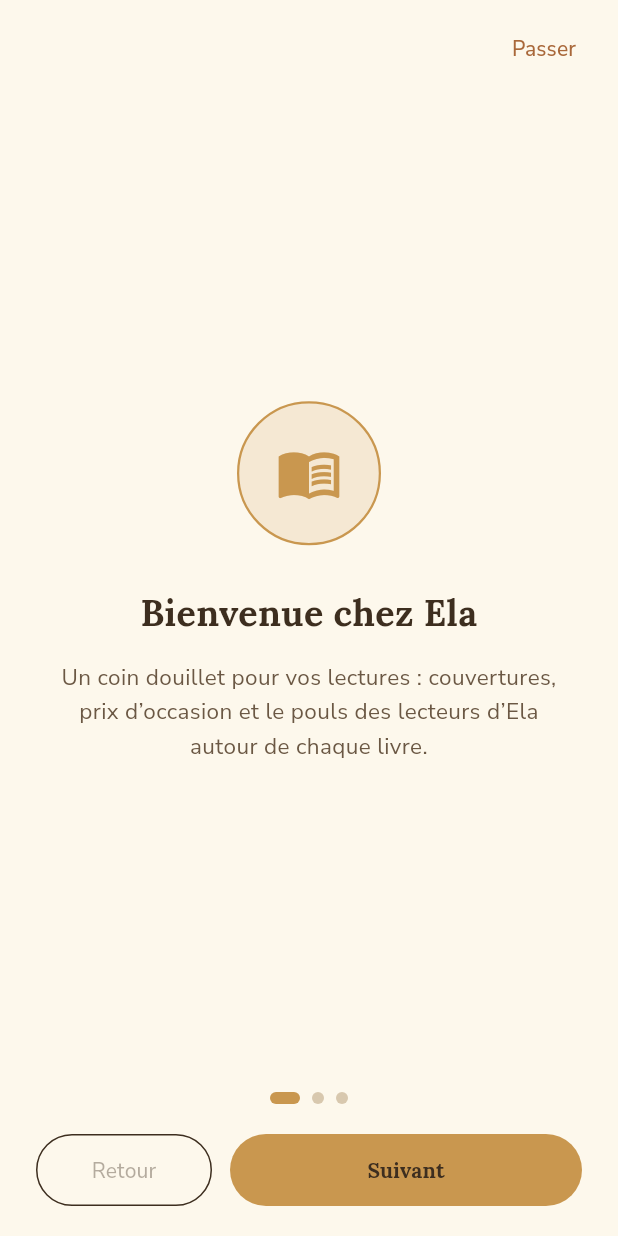
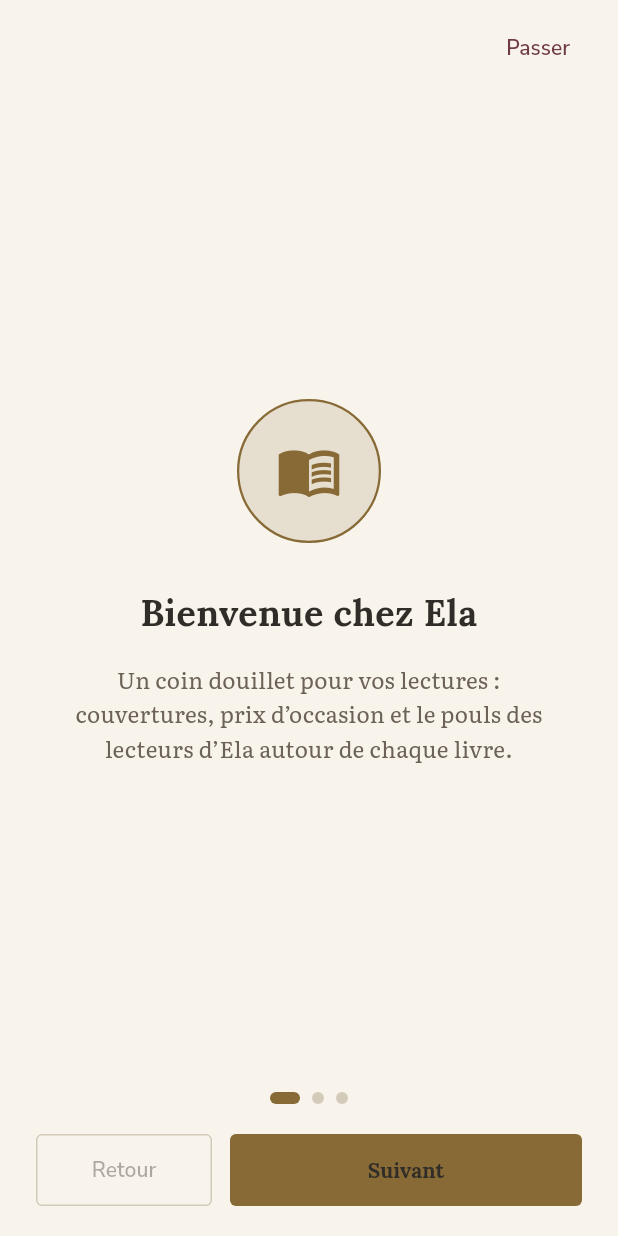
Before and after one commit to AlexandrLebegue/ela, a Flutter app: the screen it shows after launch, on a phone screen of 412 x 824 dp. Run offline on Flutter 3.47's test engine with Material 3 defaults, Android fonts, the phone set to English and light mode, and no system bars; our stand-ins replace cached_network_image, flutter_riverpod, go_router, shared_preferences; missing offline and left inert: mobile_scanner.

Commit message:
feat(design): establish literary typography paper palette and book components

```diff
--- /dev/null
+++ b/lib/core/design/tokens.dart
@@ -0,0 +1,84 @@
+import 'package:flutter/material.dart';
+
+/// Les encres et les papiers de l'édition Ela. Les écrans utilisent le
+/// ColorScheme sémantique ; cette palette ne sert qu'au thème.
+abstract final class ElaColors {
+  static const paper = Color(0xFFF4EFE4);
+  static const paperSurface = Color(0xFFF8F4EB);
+  static const paperCard = Color(0xFFFFFCF5);
+  static const sepia = Color(0xFF703B43); // Bordeaux de reliure.
+  static const sepiaDeep = Color(0xFF542A32);
+  static const sepiaSoft = Color(0xFFEEDFE0);
+  static const gold = Color(0xFF876A36);
+  static const ink = Color(0xFF302C27);
+  static const inkSoft = Color(0xFF6C6257);
+  static const lineLight = Color(0xFFD4CABA);
+  static const binding = Color(0xFF36554A);
+  static const night = Color(0xFF141F24);
+  static const nightSurface = Color(0xFF19262C);
+  static const nightCard = Color(0xFF213038);
+  static const nightSepia = Color(0xFFDFBC83);
+  static const nightSepiaDeep = Color(0xFFF0D5AC);
+  static const nightInk = Color(0xFFF2E9D8);
+  static const nightInkSoft = Color(0xFFC1B7A5);
+  static const lineNight = Color(0xFF4F6067);
+  static const error = Color(0xFF963B3E);
+  static const transparent = Colors.transparent;
+  static const camera = Color(0xFF121B20);
+}
+
+abstract final class ElaType {
+  static const titleFamily = 'CormorantGaramond';
+  static const bodyFamily = 'Literata';
+  static const labelFamily = 'NunitoSans';
+  static const display = 64.0;
+  static const heading = 36.0;
+  static const title = 26.0;
+  static const section = 22.0;
+  static const body = 15.0;
+  static const small = 13.0;
+  static const caption = 12.0;
+  static const leading = 1.55;
+}
+
+abstract final class ElaSpace {
+  static const hairline = 1.0;
+  static const xxs = 4.0;
+  static const xs = 8.0;
+  static const sm = 12.0;
+  static const md = 16.0;
+  static const lg = 24.0;
+  static const xl = 32.0;
+  static const xxl = 48.0;
+  static const page = EdgeInsets.symmetric(horizontal: lg, vertical: md);
+  static const reading = EdgeInsets.fromLTRB(lg, xs, lg, xl);
+  static const radius = 4.0;
+  static const coverRadius = 3.0;
+}
+
+abstract final class ElaMotion {
+  static const page = Duration(milliseconds: 320);
+  static const detail = Duration(milliseconds: 240);
+}
+
+abstract final class ElaShadows {
+  static List<BoxShadow> page(Color ink) => [
+    BoxShadow(
+      color: ink.withValues(alpha: .045),
+      blurRadius: 12,
+      offset: const Offset(0, 3),
+    ),
+    BoxShadow(
+      color: ink.withValues(alpha: .025),
+      blurRadius: 2,
+      offset: const Offset(2, 0),
+    ),
+  ];
+  static List<BoxShadow> cover(Color ink) => [
+    BoxShadow(
+      color: ink.withValues(alpha: .18),
+      blurRadius: 10,
+      offset: const Offset(3, 5),
+    ),
+  ];
+}
--- a/lib/core/theme.dart
+++ b/lib/core/theme.dart
@@ -1,129 +1,175 @@
 import 'package:flutter/material.dart';
-
-/// Palette « cocooning » de Ela.
-abstract final class ElaColors {
-  // Mode jour : papier / sépia coquille d'œuf.
-  static const Color paper = Color(0xFFF6EFE3);
-  static const Color paperSurface = Color(0xFFFDF8EC);
-  static const Color paperCard = Color(0xFFFFFDF6);
-  static const Color sepia = Color(0xFFA9683A);
-  static const Color sepiaDeep = Color(0xFF7C4A24);
-  static const Color sepiaSoft = Color(0xFFF3DCC0);
-  static const Color gold = Color(0xFFC9974F);
-  static const Color ink = Color(0xFF3D2E1F);
-  static const Color inkSoft = Color(0xFF6B5844);
-  static const Color lineLight = Color(0xFFD8C8AE);
-
-  // Mode nuit : bleu nuit / sépia, lumière douce de lampe de chevet.
-  static const Color night = Color(0xFF0F1420);
-  static const Color nightSurface = Color(0xFF161D2E);
-  static const Color nightCard = Color(0xFF1C2438);
-  static const Color nightSepia = Color(0xFFE0B06A);
-  static const Color nightSepiaDeep = Color(0xFFF0CE93);
-  static const Color nightInk = Color(0xFFEAE0CE);
-  static const Color nightInkSoft = Color(0xFFB3A48D);
-  static const Color lineNight = Color(0xFF39425A);
-  static const Color error = Color(0xFFC2543C);
-}
+import 'design/tokens.dart';
+export 'design/tokens.dart';
+export 'design/components.dart';
 
 class ElaTheme {
   ElaTheme._();
-
   static ThemeData get light => _build(Brightness.light);
   static ThemeData get dark => _build(Brightness.dark);
-
   static ThemeData _build(Brightness brightness) {
-    final isLight = brightness == Brightness.light;
-
-    final ColorScheme scheme = ColorScheme(
+    final light = brightness == Brightness.light;
+    final scheme = ColorScheme(
       brightness: brightness,
-      primary: isLight ? ElaColors.sepia : ElaColors.nightSepia,
-      onPrimary: isLight ? Colors.white : ElaColors.night,
-      primaryContainer: isLight ? Color(0xFFF3DCC0) : Color(0xFF4A3A22),
-      onPrimaryContainer: isLight
+      primary: light ? ElaColors.sepia : ElaColors.nightSepia,
+      onPrimary: light ? ElaColors.paperCard : ElaColors.night,
+      primaryContainer: light ? ElaColors.sepiaSoft : const Color(0xFF3F3540),
+      onPrimaryContainer: light
           ? ElaColors.sepiaDeep
           : ElaColors.nightSepiaDeep,
-      secondary: isLight ? ElaColors.gold : Color(0xFFD9A556),
-      // Accessibilité : encre sur or (≥ 5:1) plutôt que blanc (≈ 2,6:1).
-      onSecondary: isLight ? ElaColors.ink : Color(0xFF3D2E1F),
-      secondaryContainer: isLight ? Color(0xFFF7E7C8) : Color(0xFF3A3124),
-      onSecondaryContainer: isLight ? Color(0xFF6B4E1E) : Color(0xFFEED9AE),
-      surface: isLight ? ElaColors.paperSurface : ElaColors.nightSurface,
-      onSurface: isLight ? ElaColors.ink : ElaColors.nightInk,
-      surfaceContainerHighest: isLight ? Color(0xFFF1E7D3) : Color(0xFF232C42),
-      onSurfaceVariant: isLight ? ElaColors.inkSoft : ElaColors.nightInkSoft,
-      outline: isLight ? ElaColors.lineLight : ElaColors.lineNight,
-      error: isLight ? ElaColors.error : Color(0xFFE08A6E),
-      onError: Colors.white,
+      secondary: light ? ElaColors.gold : ElaColors.nightSepia,
+      onSecondary: light ? ElaColors.paperCard : ElaColors.night,
+      secondaryContainer: light
+          ? const Color(0xFFEDE4D2)
+          : const Color(0xFF343C38),
+      onSecondaryContainer: light
+          ? const Color(0xFF574322)
+          : ElaColors.nightSepiaDeep,
+      surface: light ? ElaColors.paperSurface : ElaColors.nightSurface,
+      onSurface: light ? ElaColors.ink : ElaColors.nightInk,
+      surfaceContainerHighest: light
+          ? const Color(0xFFECE6D9)
+          : const Color(0xFF2C3B42),
+      onSurfaceVariant: light ? ElaColors.inkSoft : ElaColors.nightInkSoft,
+      outline: light ? ElaColors.lineLight : ElaColors.lineNight,
+      outlineVariant: light ? ElaColors.lineLight : ElaColors.lineNight,
+      error: light ? ElaColors.error : const Color(0xFFF0AAA4),
+      onError: light ? ElaColors.paperCard : ElaColors.night,
     );
-
-    final TextTheme sans = (isLight ? ThemeData.light() : ThemeData.dark())
-        .textTheme
-        .apply(fontFamily: 'NunitoSans');
-    final TextTheme serif = sans.apply(fontFamily: 'Lora');
-    final TextTheme textTheme = serif.copyWith(
-      bodySmall: sans.bodySmall,
-      bodyMedium: sans.bodyMedium,
-      bodyLarge: sans.bodyLarge,
-      labelSmall: sans.labelSmall,
-      labelMedium: sans.labelMedium,
-      labelLarge: sans.labelLarge,
+    final base = ThemeData(useMaterial3: true, colorScheme: scheme);
+    final body = base.textTheme.apply(
+      fontFamily: ElaType.bodyFamily,
+      bodyColor: scheme.onSurface,
+      displayColor: scheme.onSurface,
     );
-
-    final base = isLight ? ThemeData.light() : ThemeData.dark();
+    TextStyle title(double size) => TextStyle(
+      fontFamily: ElaType.titleFamily,
+      fontSize: size,
+      height: 1.12,
+      fontWeight: FontWeight.w600,
+      color: scheme.onSurface,
+    );
+    TextStyle label(double size) => TextStyle(
+      fontFamily: ElaType.labelFamily,
+      fontSize: size,
+      height: 1.35,
+      fontWeight: FontWeight.w600,
+      color: scheme.onSurface,
+    );
+    final text = body.copyWith(
+      displayLarge: title(ElaType.display),
+      displayMedium: title(48),
+      displaySmall: title(40),
+      headlineLarge: title(ElaType.heading),
+      headlineMedium: title(32),
+      headlineSmall: title(28),
+      titleLarge: title(ElaType.title),
+      titleMedium: title(ElaType.section),
+      titleSmall: title(18),
+      bodyLarge: body.bodyLarge?.copyWith(
+        fontSize: 16,
+        height: ElaType.leading,
+      ),
+      bodyMedium: body.bodyMedium?.copyWith(
+        fontSize: ElaType.body,
+        height: ElaType.leading,
+      ),
+      bodySmall: body.bodySmall?.copyWith(
+        fontSize: ElaType.small,
+        height: ElaType.leading,
+      ),
+      labelLarge: label(14),
+      labelMedium: label(12),
+      labelSmall: label(11),
+    );
+    final shape = RoundedRectangleBorder(
+      borderRadius: BorderRadius.circular(ElaSpace.radius),
+    );
+    final buttons = ButtonStyle(
+      minimumSize: const WidgetStatePropertyAll(Size(48, 48)),
+      padding: const WidgetStatePropertyAll(
+        EdgeInsets.symmetric(horizontal: 16, vertical: 12),
+      ),
+      shape: WidgetStatePropertyAll(shape),
+      textStyle: WidgetStatePropertyAll(text.labelLarge),
+    );
     return base.copyWith(
-      colorScheme: scheme,
-      textTheme: textTheme,
+      textTheme: text,
+      scaffoldBackgroundColor: scheme.surface,
       appBarTheme: AppBarTheme(
         backgroundColor: scheme.surface,
         foregroundColor: scheme.onSurface,
+        surfaceTintColor: Colors.transparent,
         elevation: 0,
-        centerTitle: true,
+        centerTitle: false,
+        titleTextStyle: text.titleLarge,
+        shape: Border(
+          bottom: BorderSide(color: scheme.outline.withValues(alpha: .5)),
+        ),
       ),
       cardTheme: CardThemeData(
-        color: isLight ? ElaColors.paperCard : ElaColors.nightCard,
+        color: light ? ElaColors.paperCard : ElaColors.nightCard,
         elevation: 0,
-        shape: RoundedRectangleBorder(borderRadius: BorderRadius.circular(16)),
         margin: EdgeInsets.zero,
+        shape: shape.copyWith(
+          side: BorderSide(color: scheme.outline.withValues(alpha: .6)),
+        ),
       ),
-      listTileTheme: const ListTileThemeData(iconColor: null),
+      filledButtonTheme: FilledButtonThemeData(style: buttons),
+      outlinedButtonTheme: OutlinedButtonThemeData(style: buttons),
+      textButtonTheme: TextButtonThemeData(style: buttons),
+      iconButtonTheme: const IconButtonThemeData(
+        style: ButtonStyle(minimumSize: WidgetStatePropertyAll(Size(48, 48))),
+      ),
       snackBarTheme: SnackBarThemeData(
         behavior: SnackBarBehavior.floating,
-        backgroundColor: scheme.surfaceContainerHighest,
-        contentTextStyle: TextStyle(color: scheme.onSurface),
+        backgroundColor: scheme.onSurface,
+        contentTextStyle: text.bodySmall?.copyWith(color: scheme.surface),
+        shape: shape,
       ),
-      dividerTheme: DividerThemeData(
-        color: scheme.outline.withValues(alpha: 0.6),
-        thickness: 1,
-      ),
+      dividerTheme: DividerThemeData(color: scheme.outline, thickness: 1),
       chipTheme: base.chipTheme.copyWith(
-        backgroundColor: scheme.surfaceContainerHighest,
+        backgroundColor: Colors.transparent,
         selectedColor: scheme.primaryContainer,
-        labelStyle: TextStyle(color: scheme.onSurface, fontSize: 13),
-        shape: RoundedRectangleBorder(
-          borderRadius: BorderRadius.circular(999),
-          side: BorderSide(color: scheme.outline.withValues(alpha: 0.7)),
-        ),
+        labelStyle: text.labelMedium,
+        shape: shape.copyWith(side: BorderSide(color: scheme.outline)),
       ),
       inputDecorationTheme: InputDecorationTheme(
         filled: true,
-        fillColor: isLight ? ElaColors.paperCard : ElaColors.nightCard,
-        contentPadding: const EdgeInsets.symmetric(
-          horizontal: 16,
-          vertical: 14,
-        ),
+        fillColor: light ? ElaColors.paperCard : ElaColors.nightCard,
+        contentPadding: const EdgeInsets.all(16),
+        labelStyle: text.labelLarge?.copyWith(color: scheme.onSurfaceVariant),
+        hintStyle: text.labelLarge?.copyWith(color: scheme.onSurfaceVariant),
         border: OutlineInputBorder(
-          borderRadius: BorderRadius.circular(14),
-          borderSide: BorderSide(color: scheme.outline.withValues(alpha: 0.7)),
+          borderRadius: BorderRadius.circular(ElaSpace.radius),
+          borderSide: BorderSide(color: scheme.outline),
         ),
         enabledBorder: OutlineInputBorder(
-          borderRadius: BorderRadius.circular(14),
-          borderSide: BorderSide(color: scheme.outline.withValues(alpha: 0.7)),
+          borderRadius: BorderRadius.circular(ElaSpace.radius),
+          borderSide: BorderSide(color: scheme.outline),
         ),
         focusedBorder: OutlineInputBorder(
-          borderRadius: BorderRadius.circular(14),
-          borderSide: const BorderSide(color: ElaColors.gold, width: 1.4),
+          borderRadius: BorderRadius.circular(ElaSpace.radius),
+          borderSide: BorderSide(color: scheme.primary, width: 1.5),
         ),
+      ),
+      bottomSheetTheme: BottomSheetThemeData(
+        backgroundColor: scheme.surface,
+        showDragHandle: true,
+        shape: RoundedRectangleBorder(borderRadius: BorderRadius.circular(8)),
+      ),
+      dialogTheme: DialogThemeData(
+        backgroundColor: scheme.surface,
+        shape: shape,
+        titleTextStyle: text.titleLarge,
+        contentTextStyle: text.bodySmall,
+      ),
+      pageTransitionsTheme: const PageTransitionsTheme(
+        builders: {
+          TargetPlatform.android: FadeForwardsPageTransitionsBuilder(),
+          TargetPlatform.iOS: CupertinoPageTransitionsBuilder(),
+          TargetPlatform.linux: FadeForwardsPageTransitionsBuilder(),
+        },
       ),
       splashFactory: NoSplash.splashFactory,
       highlightColor: Colors.transparent,
@@ -131,11 +177,8 @@ class ElaTheme {
   }
 }
 
-/// Halo « lampe de chevet » : doré, doux, jamais agressif.
-class ElaLampHalo {
-  ElaLampHalo._();
-
-  static const Color core = Color(0xFFFFD98A);
-  static const Color glow = Color(0x59C9974F);
-  static const Color glowWide = Color(0x24C9974F);
+abstract final class ElaLampHalo {
+  static const core = ElaColors.nightSepiaDeep;
+  static const glow = Color(0x59876A36);
+  static const glowWide = Color(0x24876A36);
 }
```
Also changed, not shown: lib/core/design/components.dart (added, +258 -0 lines), 1 other file.
